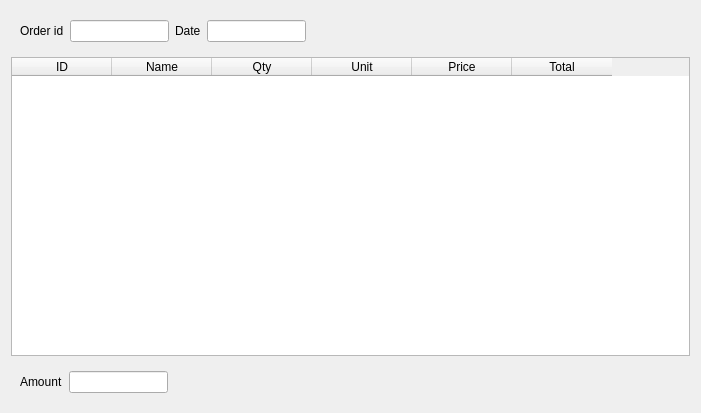
This is FrontDesk/c5salefromstoreorder.ui in End1-1/Cafe5 as Qt 5 draws it before an edit. The edited form follows.
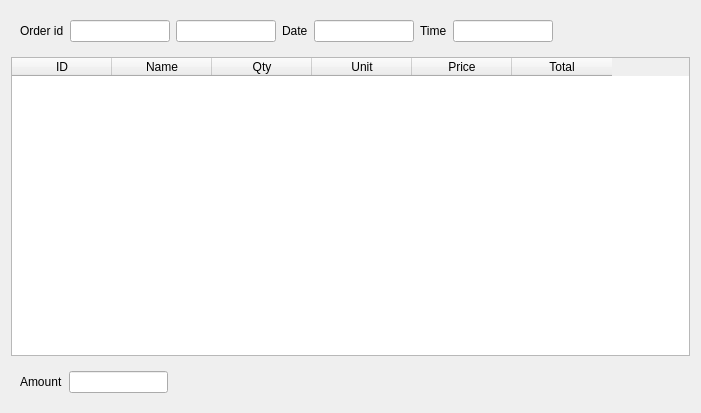
This is the edited form. Custom widgets are drawn as their Qt base class.

```diff
--- a/FrontDesk/c5salefromstoreorder.ui
+++ b/FrontDesk/c5salefromstoreorder.ui
@@ -26,6 +26,31 @@
       </item>
       <item>
        <widget class="C5LineEdit" name="leID">
+        <property name="minimumSize">
+         <size>
+          <width>100</width>
+          <height>0</height>
+         </size>
+        </property>
+        <property name="maximumSize">
+         <size>
+          <width>100</width>
+          <height>16777215</height>
+         </size>
+        </property>
+        <property name="readOnly">
+         <bool>true</bool>
+        </property>
+       </widget>
+      </item>
+      <item>
+       <widget class="C5LineEdit" name="leUserId">
+        <property name="minimumSize">
+         <size>
+          <width>100</width>
+          <height>0</height>
+         </size>
+        </property>
         <property name="maximumSize">
          <size>
           <width>100</width>
@@ -46,6 +71,38 @@
       </item>
       <item>
        <widget class="C5DateEdit" name="deDate">
+        <property name="minimumSize">
+         <size>
+          <width>100</width>
+          <height>0</height>
+         </size>
+        </property>
+        <property name="maximumSize">
+         <size>
+          <width>100</width>
+          <height>16777215</height>
+         </size>
+        </property>
+        <property name="readOnly">
+         <bool>true</bool>
+        </property>
+       </widget>
+      </item>
+      <item>
+       <widget class="QLabel" name="label_4">
+        <property name="text">
+         <string>Time</string>
+        </property>
+       </widget>
+      </item>
+      <item>
+       <widget class="C5LineEdit" name="teTime">
+        <property name="minimumSize">
+         <size>
+          <width>100</width>
+          <height>0</height>
+         </size>
+        </property>
         <property name="maximumSize">
          <size>
           <width>100</width>
```
